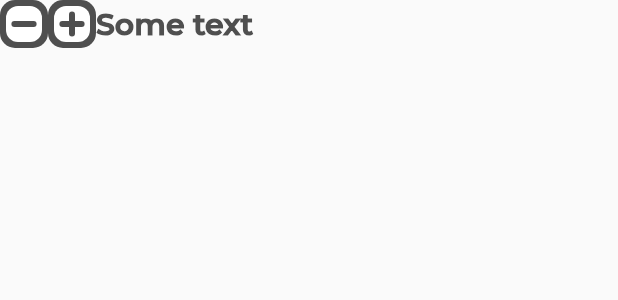
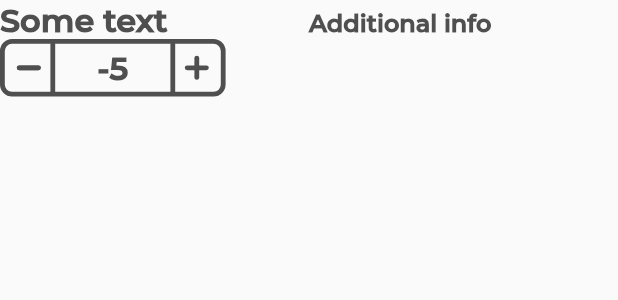
Before and after one commit to ruIlyaKiselev/flutter_carbolator, a Flutter app: the CustomSelector widget shown alone on an empty page, opened directly, on a phone screen of 412 x 824 dp. Shown: the top 300 px of the screen. Run offline on Flutter 3.47's test engine with Material 2 defaults, Android fonts, the phone set to English and light mode, and no system bars; our stand-ins replace fluttertoast; project files that could hold a hidden picture were left out.

Commit message:
complete custom number selector

```diff
--- a/lib/ui/GameScreen/game_page.dart
+++ b/lib/ui/GameScreen/game_page.dart
@@ -160,7 +160,13 @@ class ExamplePageView extends StatelessWidget {
           ),
         ),
         Center(
-          child: CustomSelector(size: 32, min: 0, max: 5, text: "Some text", secondText: "Additional info",),
+          child: Column(
+            children: [
+              CustomSelector(size: 32, min: -5, max: 5, text: "Some text", secondText: "Additional info",),
+              CustomSelector(size: 46, min: 0, max: 5, text: "Some text", secondText: "Additional info",),
+              CustomSelector(size: 50, min: -5, max: 0, text: "Some text", secondText: "Additional info",),
+            ],
+          ),
         )
       ],
     );
--- a/lib/ui/view_pager/selector_item.dart
+++ b/lib/ui/view_pager/selector_item.dart
@@ -1,3 +1,5 @@
+import 'dart:math';
+
 import 'package:flutter/cupertino.dart';
 import 'package:flutter/material.dart';
 
@@ -10,14 +12,27 @@ class CustomSelector extends StatefulWidget {
     required this.max,
     required this.text,
     required this.secondText
-  }) : super(key: key);
+  }) : super(key: key) {currentNumber = min;}
 
+  int currentNumber = 0;
   bool isSelected = false;
   int min;
   int max;
   String text;
   String secondText;
   double size;
+
+  void incrementCurrentNumber() {
+    if (currentNumber + 1 <= max) {
+      currentNumber++;
+    }
+  }
+
+  void decrementCurrentNumber() {
+    if (currentNumber - 1 >= min) {
+      currentNumber--;
+    }
+  }
 
   @override
   State createState() => _CustomSelectorState();
@@ -27,38 +42,91 @@ class _CustomSelectorState extends State<CustomSelector> {
 
   @override
   Widget build(BuildContext context) {
-    return InkWell(
-      onTap: () => {
-        print("new event"),
-        setState(() {
-          widget.isSelected = !widget.isSelected;
-        })
-      },
-      child: Row(
+    return Column(
       mainAxisAlignment: MainAxisAlignment.center,
-        crossAxisAlignment: CrossAxisAlignment.center,
+      crossAxisAlignment: CrossAxisAlignment.start,
       mainAxisSize: MainAxisSize.min,
       children: [
-          CustomPaint(
+        Row(
+          mainAxisAlignment: MainAxisAlignment.start,
+          crossAxisAlignment: CrossAxisAlignment.end,
+          mainAxisSize: MainAxisSize.min,
+          children: [
+            Expanded(
+                child: Text(
+                  widget.text,
+                  style: TextStyle(
+                      fontFamily: "Montserrat",
+                      color: Color(0xFF4f4f4f),
+                      fontWeight: FontWeight.w800,
+                      fontSize: widget.size * 2 / 3
+                  ),
+                  textAlign: TextAlign.start,
+                )
+            ),
+            Expanded(
+                child: Text(
+                  widget.secondText,
+                  style: TextStyle(
+                      fontFamily: "Montserrat",
+                      color: Color(0xFF4f4f4f),
+                      fontWeight: FontWeight.w800,
+                      fontSize: widget.size / 2
+                  ),
+                  textAlign: TextAlign.start,
+                )
+            ),
+          ],
+        ),
+
+        Container(
+          decoration: BoxDecoration(
+              border: Border.all(
+                color: Color(0xFF4f4f4f),
+                width: widget.size / 10,
+              ),
+              borderRadius: BorderRadius.circular(widget.size / 4)
+          ),
+          child: Row(
+            mainAxisSize: MainAxisSize.min,
+            children: [
+              InkWell(
+                onTap: () => setState(() {
+                  widget.decrementCurrentNumber();
+                }),
+                child: CustomPaint(
                   size: Size(widget.size, widget.size),
                   painter: MinusComponentPainter(),
                 ),
-          CustomPaint(
+              ),
+              Container(
+                width: widget.size * 2.5,
+                child: Center(
+                  child: Text(
+                    widget.currentNumber.toString(),
+                    style: TextStyle(
+                        fontFamily: "Montserrat",
+                        color: Color(0xFF4f4f4f),
+                        fontWeight: FontWeight.w800,
+                        fontSize: widget.size * 2 / 3
+                    ),
+                    textAlign: TextAlign.start,
+                  ),
+                ),
+              ),
+              InkWell(
+                onTap: () => setState(() {
+                  widget.incrementCurrentNumber();
+                }),
+                child: CustomPaint(
                   size: Size(widget.size, widget.size),
                   painter: PlusComponentPainter(),
                 ),
-          Text(
-            widget.text,
-            style: const TextStyle(
-                fontFamily: "Montserrat",
-                color: Color(0xFF4f4f4f),
-                fontWeight: FontWeight.w800,
-                fontSize: 20
               ),
-            textAlign: TextAlign.center,
-          )
             ],
           ),
+        ),
+      ],
     );
   }
 }
@@ -67,44 +135,28 @@ class PlusComponentPainter extends CustomPainter {
 
   @override
   void paint(Canvas canvas, Size size) {
-    canvas.drawRRect(
-        RRect.fromRectAndRadius(
-            Rect.fromCenter(
-                center: Offset(size.width / 2, size.height / 2),
-                width: size.width,
-                height: size.height
-            ),
-            Radius.circular(10)
-        ),
-        Paint()
-          ..color = Color(0xFF4f4f4f)
-    );
-    canvas.drawRRect(
-        RRect.fromRectAndRadius(
-            Rect.fromCenter(
-                center: Offset(size.width / 2, size.height / 2),
-                width: size.width * 3 / 4,
-                height: size.height * 3 / 4
-            ),
-            Radius.circular(8)
-        ),
-        Paint()
-          ..color = Colors.white
-    );
     canvas.drawLine(
         Offset(size.width / 2, size.height * 0.3),
         Offset(size.width / 2, size.height * 0.7),
         Paint()
           ..color = Color(0xFF4f4f4f)
-      ..strokeWidth = 4
+          ..strokeWidth = min(size.width, size.height) / 10
           ..strokeCap = StrokeCap.round
     );
     canvas.drawLine(
-        Offset(size.height * 0.3, size.width / 2),
-        Offset(size.height * 0.7, size.width / 2),
+        Offset(size.width * 0.3, size.height / 2),
+        Offset(size.width * 0.7, size.height / 2),
         Paint()
           ..color = Color(0xFF4f4f4f)
-          ..strokeWidth = 4
+          ..strokeWidth = min(size.width, size.height) / 10
+          ..strokeCap = StrokeCap.round
+    );
+    canvas.drawLine(
+        Offset(0, 0),
+        Offset(0, size.height),
+        Paint()
+          ..color = Color(0xFF4f4f4f)
+          ..strokeWidth = min(size.width, size.height) / 10
           ..strokeCap = StrokeCap.round
     );
   }
@@ -119,36 +171,28 @@ class MinusComponentPainter extends CustomPainter {
 
   @override
   void paint(Canvas canvas, Size size) {
-    canvas.drawRRect(
-        RRect.fromRectAndRadius(
-            Rect.fromCenter(
-                center: Offset(size.width / 2, size.height / 2),
-                width: size.width,
-                height: size.height
-            ),
-            Radius.circular(10)
-        ),
+    canvas.drawLine(
+        Offset(size.width * 0.3, size.height / 2),
+        Offset(size.width * 0.7, size.height / 2),
         Paint()
           ..color = Color(0xFF4f4f4f)
-    );
-    canvas.drawRRect(
-        RRect.fromRectAndRadius(
-            Rect.fromCenter(
-                center: Offset(size.width / 2, size.height / 2),
-                width: size.width * 3 / 4,
-                height: size.height * 3 / 4
-            ),
-            Radius.circular(8)
-        ),
-        Paint()
-          ..color = Colors.white
+          ..strokeWidth = min(size.width, size.height) / 10
+          ..strokeCap = StrokeCap.round
     );
     canvas.drawLine(
-        Offset(size.height * 0.3, size.width / 2),
-        Offset(size.height * 0.7, size.width / 2),
+        Offset(size.width * 0.3, size.height / 2),
+        Offset(size.width * 0.7, size.height / 2),
         Paint()
           ..color = Color(0xFF4f4f4f)
-          ..strokeWidth = 4
+          ..strokeWidth = min(size.width, size.height) / 10
+          ..strokeCap = StrokeCap.round
+    );
+    canvas.drawLine(
+        Offset(size.width, 0),
+        Offset(size.width, size.height),
+        Paint()
+          ..color = Color(0xFF4f4f4f)
+          ..strokeWidth = min(size.width, size.height) / 10
           ..strokeCap = StrokeCap.round
     );
   }
```
Lines whose indentation alone changed are shown as unchanged.
